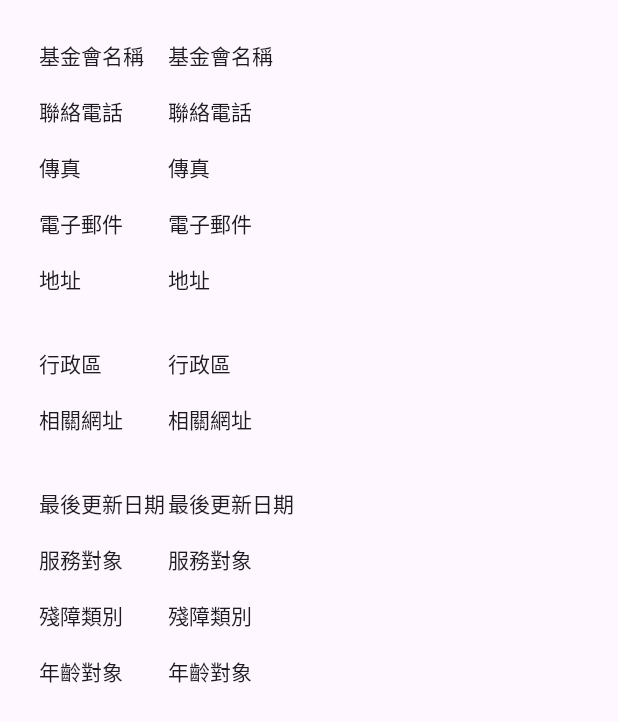
After one commit to chiusjennifer/TCSWOM_test, an Android app: the DataActivity screen opened directly, with no data from a screen before it, on a phone screen of 412 x 824 dp. The commit adds this screen. Shown: the top 722 px of the screen. Run offline under Robolectric (Android 15) with nearby library versions, the phone set to English and light mode, and no system bars.

Commit message:
統整尚未完成

```diff
--- a/app/build.gradle
+++ b/app/build.gradle
@@ -14,7 +14,7 @@ android {
         targetSdk 34
         versionCode 1
         versionName "1.0"
-
+        multiDexEnabled true
         testInstrumentationRunner "androidx.test.runner.AndroidJUnitRunner"
     }
 
@@ -42,6 +42,7 @@ dependencies {
     implementation 'com.google.firebase:firebase-firestore-ktx:25.0.0'
     implementation(platform("com.google.firebase:firebase-bom:33.0.0"))
     implementation("com.google.firebase:firebase-analytics")
+    implementation 'com.android.support:multidex:1.0.3'
     testImplementation 'junit:junit:4.13.2'
     androidTestImplementation 'androidx.test.ext:junit:1.1.5'
     androidTestImplementation 'androidx.test.espresso:espresso-core:3.5.1'
--- a/app/src/main/AndroidManifest.xml
+++ b/app/src/main/AndroidManifest.xml
@@ -13,6 +13,12 @@
         android:theme="@style/Theme.TCSWOM_test"
         tools:targetApi="31">
         <activity
+            android:name=".DataActivity"
+            android:exported="false" />
+        <activity
+            android:name=".FdlistActivity"
+            android:exported="false" />
+        <activity
             android:name=".MainActivity"
             android:exported="true">
             <intent-filter>
--- /dev/null
+++ b/app/src/main/java/tw/edu/pu/s1114859/tcswom_test/Contact.kt
@@ -0,0 +1,5 @@
+package tw.edu.pu.s1114859.tcswom_test
+
+
+data class Contact(val fdname:String) {
+}
--- /dev/null
+++ b/app/src/main/java/tw/edu/pu/s1114859/tcswom_test/DataActivity.kt
@@ -0,0 +1,11 @@
+package tw.edu.pu.s1114859.tcswom_test
+
+import androidx.appcompat.app.AppCompatActivity
+import android.os.Bundle
+
+class DataActivity : AppCompatActivity() {
+    override fun onCreate(savedInstanceState: Bundle?) {
+        super.onCreate(savedInstanceState)
+        setContentView(R.layout.activity_data)
+    }
+}
--- /dev/null
+++ b/app/src/main/res/layout/activity_data.xml
@@ -0,0 +1,236 @@
+<?xml version="1.0" encoding="utf-8"?>
+<androidx.constraintlayout.widget.ConstraintLayout xmlns:android="http://schemas.android.com/apk/res/android"
+    xmlns:tools="http://schemas.android.com/tools"
+    android:layout_width="match_parent"
+    android:layout_height="450dp"
+    android:layout_margin="10dp"
+    xmlns:app="http://schemas.android.com/apk/res-auto"
+    app:cardBackgroundColor="@android:color/darker_gray">
+
+    <TextView
+        android:id="@+id/textView_name"
+        android:layout_width="wrap_content"
+        android:layout_height="wrap_content"
+        android:layout_marginStart="16dp"
+        android:layout_marginTop="16dp"
+        android:text="@string/txv_name"
+        android:textAppearance="@style/TextAppearance.AppCompat.Body1"
+        app:layout_constraintStart_toStartOf="parent"
+        app:layout_constraintTop_toTopOf="parent" />
+
+    <TextView
+        android:id="@+id/dataname"
+        android:layout_width="match_parent"
+        android:layout_height="wrap_content"
+        android:layout_marginStart="102dp"
+        android:layout_marginTop="16dp"
+        android:text="@string/txv_name"
+        android:textAppearance="@style/TextAppearance.AppCompat.Body1"
+        app:layout_constraintStart_toEndOf="@+id/textView_name"
+        app:layout_constraintTop_toTopOf="parent" />
+    <TextView
+        android:id="@+id/textView_phone"
+        android:layout_width="wrap_content"
+        android:layout_height="wrap_content"
+        android:layout_marginStart="16dp"
+        android:layout_marginTop="16dp"
+        android:text="@string/txv_phone"
+        android:textAppearance="@style/TextAppearance.AppCompat.Body1"
+        app:layout_constraintStart_toStartOf="parent"
+        app:layout_constraintTop_toBottomOf="@+id/textView_name" />
+
+    <TextView
+        android:id="@+id/dataphone"
+        android:layout_width="match_parent"
+        android:layout_height="wrap_content"
+        android:layout_marginStart="102dp"
+        android:layout_marginTop="16dp"
+        android:text="@string/txv_phone"
+        android:textAppearance="@style/TextAppearance.AppCompat.Body1"
+        app:layout_constraintStart_toEndOf="@+id/textView_phone"
+        app:layout_constraintTop_toBottomOf="@+id/dataname" />
+
+    <TextView
+        android:id="@+id/textView_fax"
+        android:layout_width="wrap_content"
+        android:layout_height="wrap_content"
+        android:layout_marginTop="16dp"
+        android:text="@string/txv_fax"
+        android:textAppearance="@style/TextAppearance.AppCompat.Body1"
+        app:layout_constraintStart_toStartOf="@+id/textView_phone"
+        app:layout_constraintTop_toBottomOf="@+id/textView_phone" />
+
+    <TextView
+        android:id="@+id/datafax"
+        android:layout_width="match_parent"
+        android:layout_height="wrap_content"
+        android:layout_marginStart="102dp"
+        android:layout_marginTop="16dp"
+        android:text="@string/txv_fax"
+        android:textAppearance="@style/TextAppearance.AppCompat.Body1"
+        app:layout_constraintStart_toEndOf="@+id/textView_fax"
+        app:layout_constraintTop_toBottomOf="@+id/dataphone" />
+
+    <TextView
+        android:id="@+id/textView_mail"
+        android:layout_width="wrap_content"
+        android:layout_height="wrap_content"
+        android:layout_marginTop="16dp"
+        android:text="@string/txv_mail"
+        android:textAppearance="@style/TextAppearance.AppCompat.Body1"
+        app:layout_constraintStart_toStartOf="@+id/textView_fax"
+        app:layout_constraintTop_toBottomOf="@+id/textView_fax" />
+
+    <TextView
+        android:id="@+id/datamail"
+        android:layout_width="match_parent"
+        android:layout_height="wrap_content"
+        android:layout_marginStart="102dp"
+        android:layout_marginTop="16dp"
+        android:text="@string/txv_mail"
+        android:textAppearance="@style/TextAppearance.AppCompat.Body1"
+        app:layout_constraintStart_toEndOf="@+id/textView_mail"
+        app:layout_constraintTop_toBottomOf="@+id/datafax" />
+    <TextView
+        android:id="@+id/textView_address"
+        android:layout_width="wrap_content"
+        android:layout_height="40sp"
+        android:layout_marginTop="16dp"
+        android:text="@string/txv_address"
+        android:textAppearance="@style/TextAppearance.AppCompat.Body1"
+        app:layout_constraintStart_toStartOf="@+id/textView_mail"
+        app:layout_constraintTop_toBottomOf="@+id/textView_mail" />
+
+    <TextView
+        android:id="@+id/dataddress"
+        android:layout_width="match_parent"
+        android:layout_height="40sp"
+        android:layout_marginStart="102dp"
+        android:layout_marginTop="16dp"
+        android:text="@string/txv_address"
+        android:textAppearance="@style/TextAppearance.AppCompat.Body1"
+        app:layout_constraintStart_toEndOf="@+id/textView_address"
+        app:layout_constraintTop_toBottomOf="@+id/datamail" />
+    <TextView
+        android:id="@+id/textView_area"
+        android:layout_width="wrap_content"
+        android:layout_height="wrap_content"
+        android:layout_marginTop="16dp"
+        android:text="@string/txv_area"
+        android:textAppearance="@style/TextAppearance.AppCompat.Body1"
+        app:layout_constraintStart_toStartOf="@+id/textView_address"
+        app:layout_constraintTop_toBottomOf="@+id/textView_address" />
+
+    <TextView
+        android:id="@+id/datarea"
+        android:layout_width="match_parent"
+        android:layout_height="wrap_content"
+        android:layout_marginStart="102dp"
+        android:layout_marginTop="16dp"
+        android:text="@string/txv_area"
+        android:textAppearance="@style/TextAppearance.AppCompat.Body1"
+        app:layout_constraintStart_toEndOf="@+id/textView_area"
+        app:layout_constraintTop_toBottomOf="@+id/dataddress" />
+    <TextView
+        android:id="@+id/textView_link"
+        android:layout_width="wrap_content"
+        android:layout_height="40sp"
+        android:layout_marginTop="16dp"
+        android:text="@string/txv_link"
+        android:textAppearance="@style/TextAppearance.AppCompat.Body1"
+        app:layout_constraintStart_toStartOf="@+id/textView_area"
+        app:layout_constraintTop_toBottomOf="@+id/textView_area" />
+
+    <TextView
+        android:id="@+id/datalink"
+        android:layout_width="match_parent"
+        android:layout_height="40sp"
+        android:layout_marginStart="102dp"
+        android:layout_marginTop="16dp"
+        android:text="@string/txv_link"
+        android:textAppearance="@style/TextAppearance.AppCompat.Body1"
+        app:layout_constraintStart_toEndOf="@+id/textView_link"
+        app:layout_constraintTop_toBottomOf="@+id/datarea" />
+    <TextView
+        android:id="@+id/textView_updated"
+        android:layout_width="wrap_content"
+        android:layout_height="wrap_content"
+        android:layout_marginTop="16dp"
+        android:text="@string/txv_updated"
+        android:textAppearance="@style/TextAppearance.AppCompat.Body1"
+        app:layout_constraintStart_toStartOf="@+id/textView_link"
+        app:layout_constraintTop_toBottomOf="@+id/textView_link" />
+
+    <TextView
+        android:id="@+id/dataupdated"
+        android:layout_width="match_parent"
+        android:layout_height="wrap_content"
+        android:layout_marginStart="102dp"
+        android:layout_marginTop="16dp"
+        android:text="@string/txv_updated"
+        android:textAppearance="@style/TextAppearance.AppCompat.Body1"
+        app:layout_constraintStart_toEndOf="@+id/textView_updated"
+        app:layout_constraintTop_toBottomOf="@+id/datalink" />
+    <TextView
+        android:id="@+id/textView_ob"
+        android:layout_width="wrap_content"
+        android:layout_height="wrap_content"
+        android:layout_marginTop="16dp"
+        android:text="@string/txv_ob"
+        android:textAppearance="@style/TextAppearance.AppCompat.Body1"
+        app:layout_constraintStart_toStartOf="@+id/textView_updated"
+        app:layout_constraintTop_toBottomOf="@+id/textView_updated" />
+
+    <TextView
+        android:id="@+id/dataob"
+        android:layout_width="match_parent"
+        android:layout_height="wrap_content"
+        android:layout_marginStart="102dp"
+        android:layout_marginTop="16dp"
+        android:text="@string/txv_ob"
+        android:textAppearance="@style/TextAppearance.AppCompat.Body1"
+        app:layout_constraintStart_toEndOf="@+id/textView_ob"
+        app:layout_constraintTop_toBottomOf="@+id/dataupdated" />
+    <TextView
+        android:id="@+id/textView_category"
+        android:layout_width="wrap_content"
+        android:layout_height="wrap_content"
+        android:layout_marginTop="16dp"
+        android:text="@string/txv_category"
+        android:textAppearance="@style/TextAppearance.AppCompat.Body1"
+        app:layout_constraintStart_toStartOf="@+id/textView_ob"
+        app:layout_constraintTop_toBottomOf="@+id/textView_ob" />
+
+    <TextView
+        android:id="@+id/datacategory"
+        android:layout_width="match_parent"
+        android:layout_height="wrap_content"
+        android:layout_marginStart="102dp"
+        android:layout_marginTop="16dp"
+        android:text="@string/txv_category"
+        android:textAppearance="@style/TextAppearance.AppCompat.Body1"
+        app:layout_constraintStart_toEndOf="@+id/textView_category"
+        app:layout_constraintTop_toBottomOf="@+id/dataob" />
+    <TextView
+        android:id="@+id/textView_age"
+        android:layout_width="wrap_content"
+        android:layout_height="wrap_content"
+        android:layout_marginTop="16dp"
+        android:text="@string/txv_age"
+        android:textAppearance="@style/TextAppearance.AppCompat.Body1"
+        app:layout_constraintStart_toStartOf="@+id/textView_category"
+        app:layout_constraintTop_toBottomOf="@+id/textView_category" />
+
+    <TextView
+        android:id="@+id/datage"
+        android:layout_width="match_parent"
+        android:layout_height="wrap_content"
+        android:layout_marginStart="102dp"
+        android:layout_marginTop="16dp"
+        android:text="@string/txv_age"
+        android:textAppearance="@style/TextAppearance.AppCompat.Body1"
+        app:layout_constraintStart_toEndOf="@+id/textView_age"
+        app:layout_constraintTop_toBottomOf="@+id/datacategory" />
+
+
+</androidx.constraintlayout.widget.ConstraintLayout>
--- a/app/src/main/res/values/strings.xml
+++ b/app/src/main/res/values/strings.xml
@@ -1,3 +1,14 @@
 <resources>
     <string name="app_name">TCSWOM_test</string>
+<string name="txv_name">基金會名稱</string>
+<string name="txv_phone">聯絡電話</string>
+<string name="txv_fax">傳真</string>
+<string name="txv_mail">電子郵件</string>
+<string name="txv_address">地址</string>
+<string name="txv_area">行政區</string>
+<string name="txv_link">相關網址</string>
+<string name="txv_updated">最後更新日期</string>
+<string name="txv_ob">服務對象</string>
+<string name="txv_category">殘障類別</string>
+<string name="txv_age">年齡對象</string>
 </resources>
--- a/build.gradle
+++ b/build.gradle
@@ -1,6 +1,6 @@
 buildscript {
     dependencies {
-        classpath 'com.google.gms:google-services:4.3.14'
+        classpath 'com.google.gms:google-services:4.4.1'
     }
 }// Top-level build file where you can add configuration options common to all sub-projects/modules.
 plugins {
```
Also changed, not shown: app/src/main/java/tw/edu/pu/s1114859/tcswom_test/FdlistActivity.kt (added, +28 -0 lines), app/src/main/java/tw/edu/pu/s1114859/tcswom_test/ListAdapter.kt (added, +32 -0 lines), app/src/main/java/tw/edu/pu/s1114859/tcswom_test/MainActivity.kt (+24 -11 lines), app/src/main/res/layout/activity_fdlist.xml (added, +38 -0 lines), app/src/main/res/layout/list.xml (added, +20 -0 lines), app/src/main/res/drawable/home.png (added).
